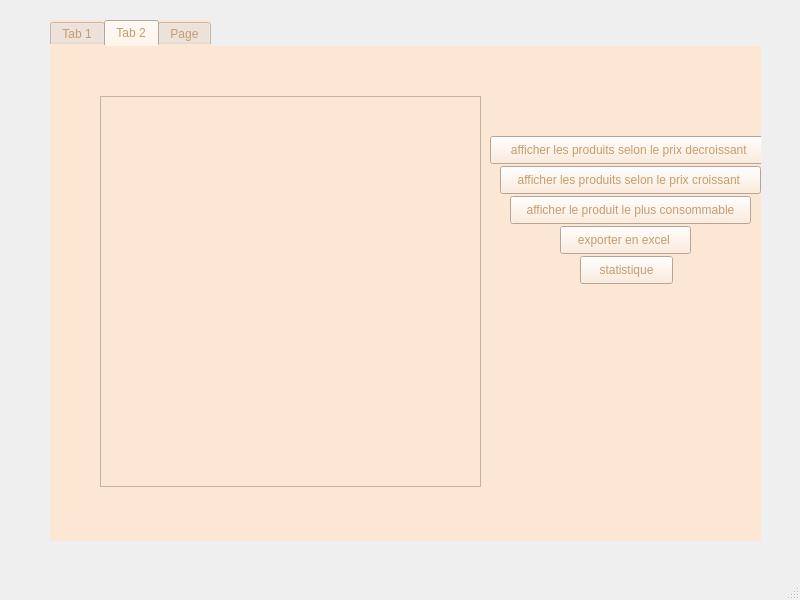
First picture: the form in mainwindow.ui, repository guir0t/Smart-Beauty-Center-2A15, before the edit.
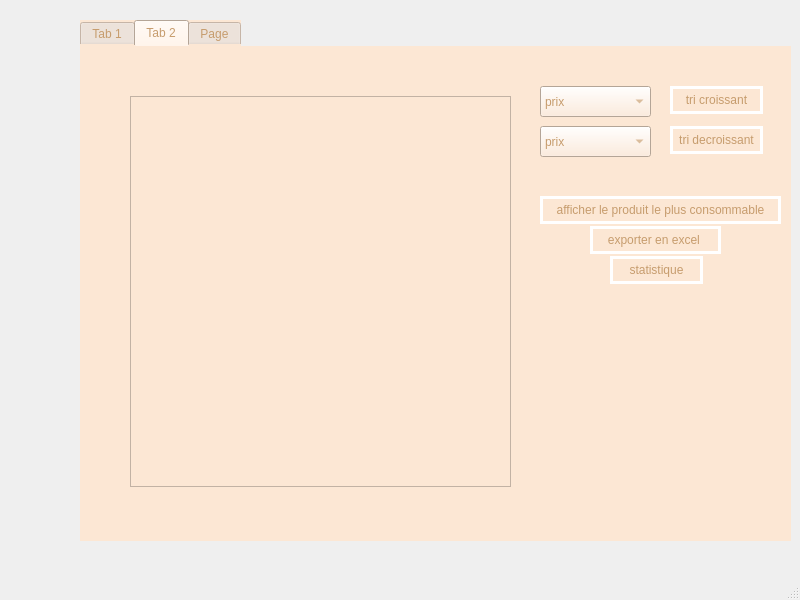
Second picture: the form after the edit. The open tabs and pages were chosen to show the change.

Commit message: ajout dune variable nom_produit et tri plus avancee

What changed in the file:
```diff
--- a/mainwindow.ui
+++ b/mainwindow.ui
@@ -20,7 +20,7 @@
    <widget class="QTabWidget" name="tabWidget">
     <property name="geometry">
      <rect>
-      <x>50</x>
+      <x>80</x>
       <y>20</y>
       <width>711</width>
       <height>521</height>
@@ -326,32 +326,15 @@
 color:#fff;
 border:15px;
 background: rgb(198, 156, 109);
+}
+QPushButton{
+ border: 3px solid white;
 }</string>
       </property>
       <property name="text">
        <string>afficher le produit le plus consommable</string>
       </property>
      </widget>
-     <widget class="QPushButton" name="pushButton_tricroissant">
-      <property name="geometry">
-       <rect>
-        <x>450</x>
-        <y>120</y>
-        <width>261</width>
-        <height>28</height>
-       </rect>
-      </property>
-      <property name="styleSheet">
-       <string notr="true">QPushButton:hover {
-color:#fff;
-border:15px;
-background: rgb(198, 156, 109);
-}</string>
-      </property>
-      <property name="text">
-       <string>afficher les produits selon le prix croissant </string>
-      </property>
-     </widget>
      <widget class="QPushButton" name="pushButton_5">
       <property name="geometry">
        <rect>
@@ -366,6 +349,9 @@
 color:#fff;
 border:15px;
 background: rgb(198, 156, 109);
+}
+QPushButton{
+ border: 3px solid white;
 }</string>
       </property>
       <property name="text">
@@ -386,6 +372,9 @@
 color:#fff;
 border:15px;
 background: rgb(198, 156, 109);
+}
+QPushButton{
+ border: 3px solid white;
 }</string>
       </property>
       <property name="text">
@@ -402,12 +391,42 @@
        </rect>
       </property>
      </widget>
-     <widget class="QPushButton" name="pushButton_tridecroissant">
+     <widget class="QComboBox" name="comboBox_tri">
       <property name="geometry">
        <rect>
-        <x>440</x>
-        <y>90</y>
-        <width>281</width>
+        <x>460</x>
+        <y>40</y>
+        <width>111</width>
+        <height>31</height>
+       </rect>
+      </property>
+      <item>
+       <property name="text">
+        <string>prix</string>
+       </property>
+      </item>
+      <item>
+       <property name="text">
+        <string>produitsolde</string>
+       </property>
+      </item>
+      <item>
+       <property name="text">
+        <string>quantite</string>
+       </property>
+      </item>
+      <item>
+       <property name="text">
+        <string/>
+       </property>
+      </item>
+     </widget>
+     <widget class="QPushButton" name="pushButton_tri">
+      <property name="geometry">
+       <rect>
+        <x>590</x>
+        <y>40</y>
+        <width>93</width>
         <height>28</height>
        </rect>
       </property>
@@ -416,12 +435,63 @@
 color:#fff;
 border:15px;
 background: rgb(198, 156, 109);
+}
+QPushButton{
+ border: 3px solid white;
 }</string>
       </property>
       <property name="text">
-       <string>afficher les produits selon le prix decroissant </string>
+       <string>tri croissant</string>
       </property>
      </widget>
+     <widget class="QPushButton" name="pushButton_trid">
+      <property name="geometry">
+       <rect>
+        <x>590</x>
+        <y>80</y>
+        <width>93</width>
+        <height>28</height>
+       </rect>
+      </property>
+      <property name="styleSheet">
+       <string notr="true">QPushButton:hover {
+color:#fff;
+border:15px;
+background: rgb(198, 156, 109);
+}
+QPushButton{
+ border: 3px solid white;
+}</string>
+      </property>
+      <property name="text">
+       <string>tri decroissant</string>
+      </property>
+     </widget>
+     <widget class="QComboBox" name="comboBox_trid">
+      <property name="geometry">
+       <rect>
+        <x>460</x>
+        <y>80</y>
+        <width>111</width>
+        <height>31</height>
+       </rect>
+      </property>
+      <item>
+       <property name="text">
+        <string>prix</string>
+       </property>
+      </item>
+      <item>
+       <property name="text">
+        <string>produitsolde</string>
+       </property>
+      </item>
+      <item>
+       <property name="text">
+        <string>quantite</string>
+       </property>
+      </item>
+     </widget>
     </widget>
     <widget class="QWidget" name="tab_3">
      <attribute name="title">
```
Left out of the diff: 114 changed lines with no effect on the pictures. The commit also changes 5 other files.
